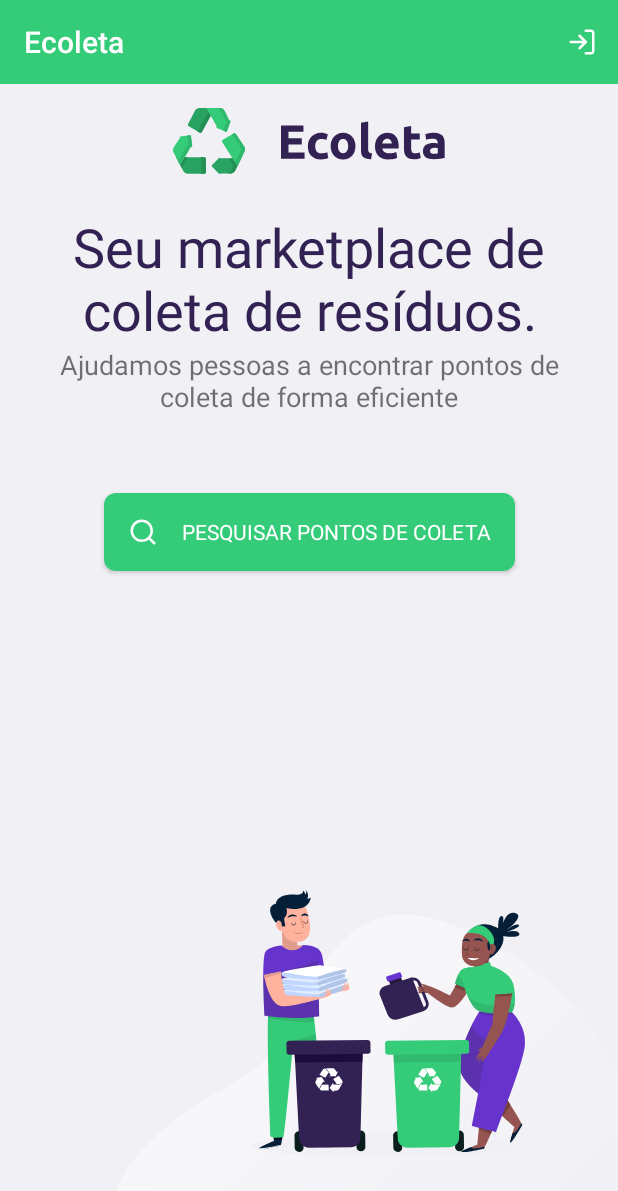
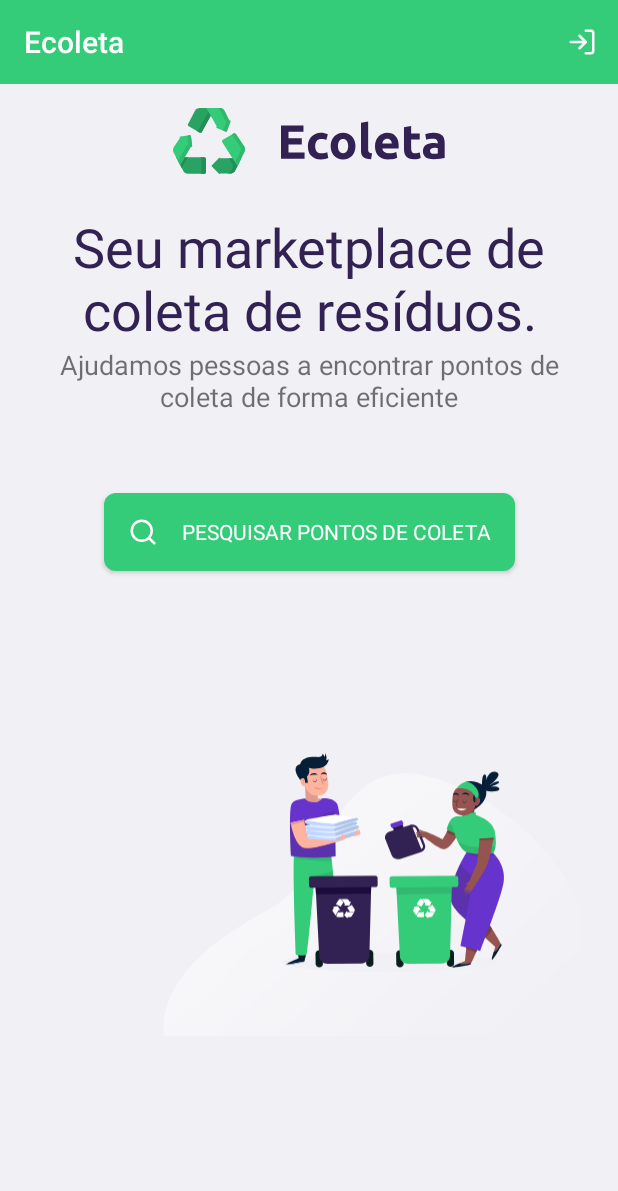
Before and after one commit to lucasfernandes09/ecoleta, an Android app: the screen it shows after launch (MainActivity), on a phone screen of 412 x 824 dp. Shown: the top 1191 px of the screen. Run offline under Robolectric (Android 15) with nearby library versions, the phone set to English and light mode, and no system bars; Roboto replaces fonts that are not available here.

Commit message:
adding mipmap

```diff
--- a/app/src/main/res/layout/activity_main.xml
+++ b/app/src/main/res/layout/activity_main.xml
@@ -1,11 +1,16 @@
 <?xml version="1.0" encoding="utf-8"?>
-<androidx.constraintlayout.widget.ConstraintLayout xmlns:android="http://schemas.android.com/apk/res/android"
+<ScrollView xmlns:android="http://schemas.android.com/apk/res/android"
     xmlns:app="http://schemas.android.com/apk/res-auto"
     xmlns:tools="http://schemas.android.com/tools"
     android:layout_width="match_parent"
     android:layout_height="match_parent"
     android:background="@color/colorBackground"
-    android:scrollbars="vertical"
+    android:scrollbars="none">
+
+    <androidx.constraintlayout.widget.ConstraintLayout
+        android:layout_width="match_parent"
+        android:layout_height="match_parent"
+        android:background="@color/colorBackground"
         tools:context=".MainActivity">
 
         <ImageView
@@ -68,14 +73,19 @@
 
         <ImageView
             android:id="@+id/imageView3"
-        android:layout_width="0dp"
+            android:layout_width="278dp"
             android:layout_height="wrap_content"
             android:layout_marginStart="72dp"
+            android:fadeScrollbars="true"
             android:scaleType="fitEnd"
             app:layout_constraintBottom_toBottomOf="parent"
             app:layout_constraintEnd_toEndOf="parent"
-        app:layout_constraintHorizontal_bias="1.0"
+            app:layout_constraintHorizontal_bias="0.59"
             app:layout_constraintStart_toStartOf="parent"
+            app:layout_constraintTop_toBottomOf="@+id/textView"
+            app:layout_constraintVertical_bias="1.0"
             app:srcCompat="@drawable/ic_home_image" />
 
     </androidx.constraintlayout.widget.ConstraintLayout>
+
+</ScrollView>
--- a/app/src/main/res/mipmap-anydpi-v26/ic_launcher.xml
+++ b/app/src/main/res/mipmap-anydpi-v26/ic_launcher.xml
@@ -1,5 +1,5 @@
 <?xml version="1.0" encoding="utf-8"?>
 <adaptive-icon xmlns:android="http://schemas.android.com/apk/res/android">
     <background android:drawable="@color/ic_launcher_background"/>
-    <foreground android:drawable="@drawable/ic_launcher_foreground"/>
+    <foreground android:drawable="@mipmap/ic_launcher_foreground"/>
 </adaptive-icon>
--- a/app/src/main/res/mipmap-anydpi-v26/ic_launcher_round.xml
+++ b/app/src/main/res/mipmap-anydpi-v26/ic_launcher_round.xml
@@ -1,5 +1,5 @@
 <?xml version="1.0" encoding="utf-8"?>
 <adaptive-icon xmlns:android="http://schemas.android.com/apk/res/android">
     <background android:drawable="@color/ic_launcher_background"/>
-    <foreground android:drawable="@drawable/ic_launcher_foreground"/>
+    <foreground android:drawable="@mipmap/ic_launcher_foreground"/>
 </adaptive-icon>
--- a/app/src/main/res/values/ic_launcher_background.xml
+++ b/app/src/main/res/values/ic_launcher_background.xml
@@ -1,4 +1,4 @@
 <?xml version="1.0" encoding="utf-8"?>
 <resources>
-    <color name="ic_launcher_background">#FFFFFF</color>
+    <color name="ic_launcher_background">#F0F0F5</color>
 </resources>
```
Also changed, not shown: app/src/main/ic_launcher-playstore.png, app/src/main/res/mipmap-hdpi/ic_launcher.png, app/src/main/res/mipmap-hdpi/ic_launcher_foreground.png (added), app/src/main/res/mipmap-hdpi/ic_launcher_round.png, app/src/main/res/mipmap-mdpi/ic_launcher.png, app/src/main/res/mipmap-mdpi/ic_launcher_foreground.png (added), app/src/main/res/mipmap-mdpi/ic_launcher_round.png, app/src/main/res/mipmap-xhdpi/ic_launcher.png, app/src/main/res/mipmap-xhdpi/ic_launcher_foreground.png (added), app/src/main/res/mipmap-xhdpi/ic_launcher_round.png, app/src/main/res/mipmap-xxhdpi/ic_launcher.png, app/src/main/res/mipmap-xxhdpi/ic_launcher_foreground.png (added), app/src/main/res/mipmap-xxhdpi/ic_launcher_round.png, app/src/main/res/mipmap-xxxhdpi/ic_launcher.png, 2 more files. Lines whose indentation alone changed are shown as unchanged.
